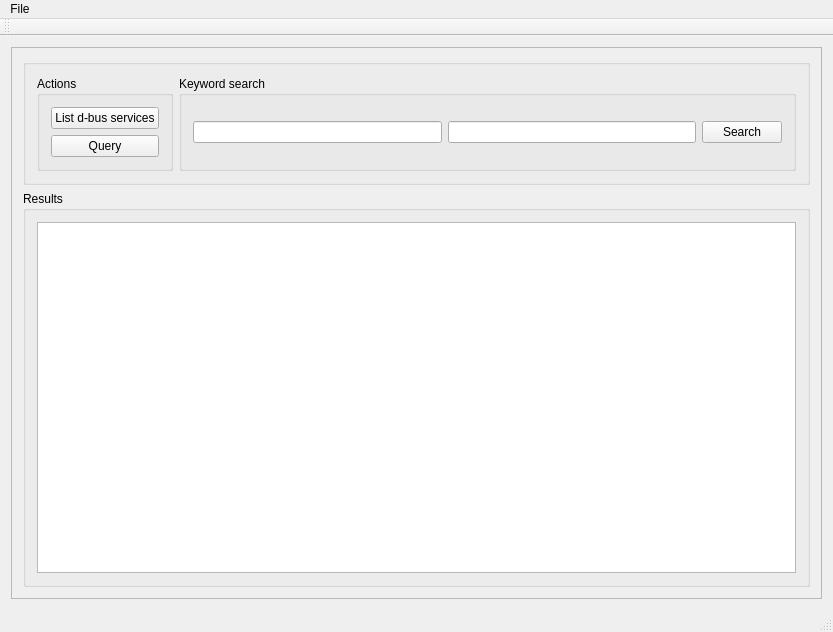
Before: the Qt Designer form dbusviewer.ui in TerraformerX/dbusviewer, drawn with Qt 5.
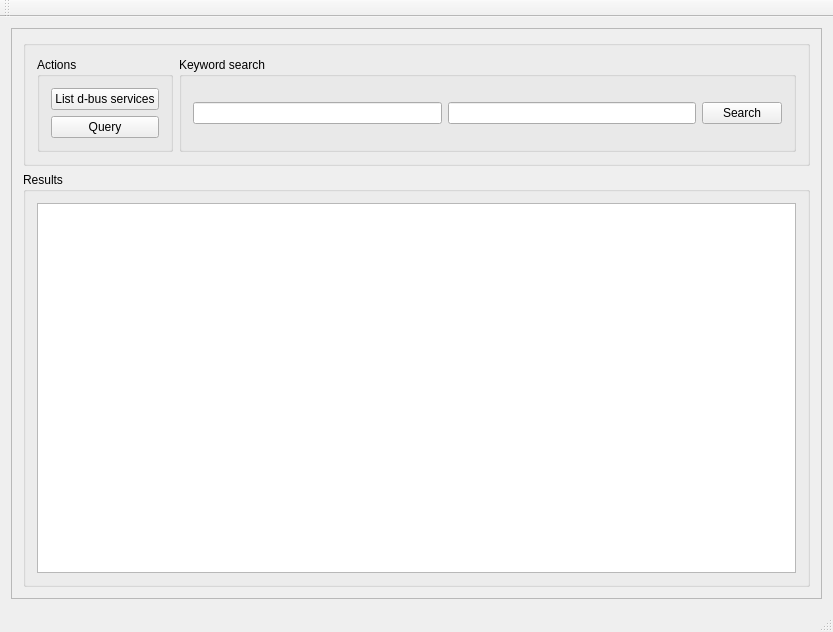
After: the same form once the commit is applied.

Commit message: Deleted the File menu

What changed in the file:
```diff
--- a/dbusviewer.ui
+++ b/dbusviewer.ui
@@ -116,13 +116,6 @@
      <height>22</height>
     </rect>
    </property>
-   <widget class="QMenu" name="menuFile">
-    <property name="title">
-     <string>File</string>
-    </property>
-    <addaction name="actionSave_as_text_file"/>
-   </widget>
-   <addaction name="menuFile"/>
   </widget>
   <widget class="QToolBar" name="mainToolBar">
    <attribute name="toolBarArea">
```
